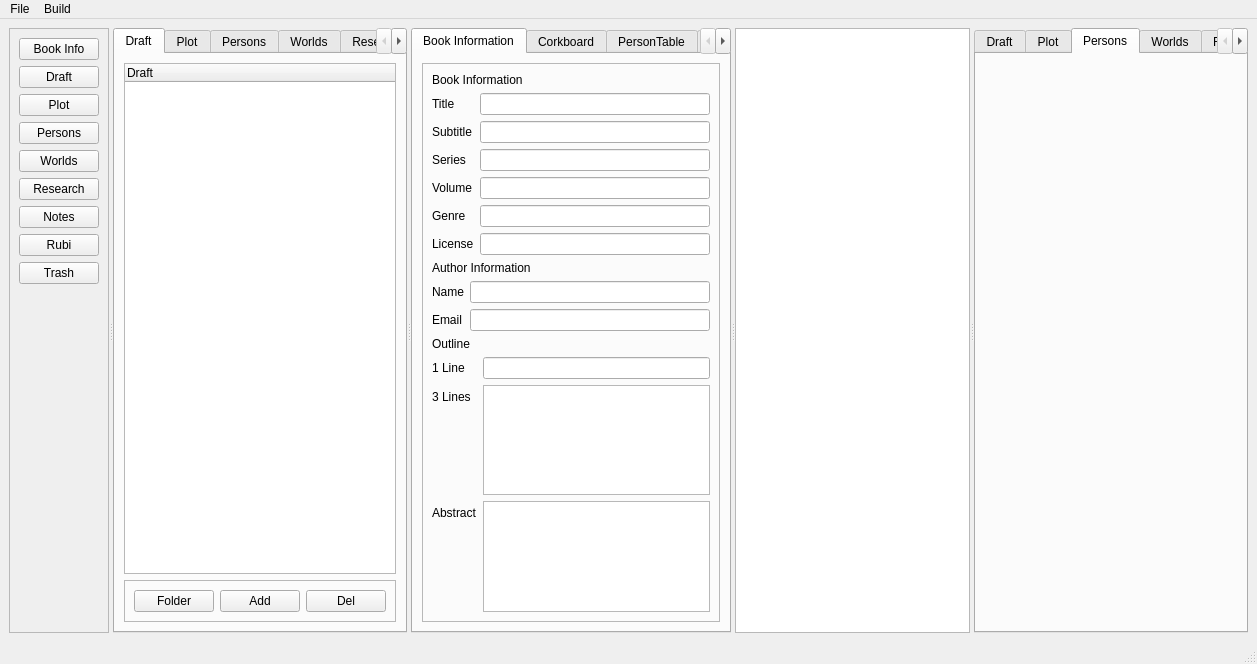
The window that mainwindow.ui (NovelLab/sms-editor1) describes before a commit, drawn with Qt 5.
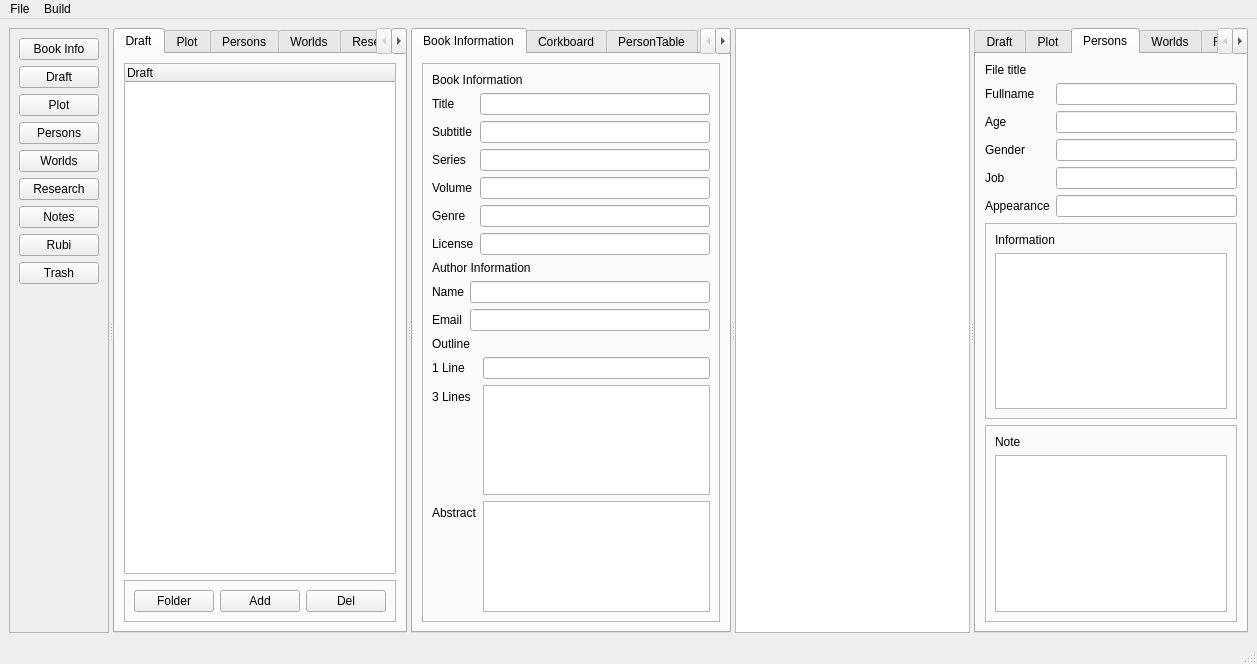
The same window after the commit. The open tabs and pages were chosen to show the change. Custom widgets are drawn as their Qt base class.

Commit message: Fixed: key in rubi model.

Diff of the .ui file:
```diff
--- a/mainwindow.ui
+++ b/mainwindow.ui
@@ -884,6 +884,113 @@
         <attribute name="title">
          <string>Persons</string>
         </attribute>
+        <layout class="QVBoxLayout" name="verticalLayout_26">
+         <item>
+          <widget class="QLabel" name="lblPersonTitle">
+           <property name="text">
+            <string>File title</string>
+           </property>
+          </widget>
+         </item>
+         <item>
+          <layout class="QFormLayout" name="formLayout_5">
+           <item row="0" column="0">
+            <widget class="QLabel" name="label_23">
+             <property name="text">
+              <string>Fullname</string>
+             </property>
+            </widget>
+           </item>
+           <item row="0" column="1">
+            <widget class="QLineEdit" name="linePersonFullname"/>
+           </item>
+           <item row="1" column="0">
+            <widget class="QLabel" name="label_24">
+             <property name="text">
+              <string>Age</string>
+             </property>
+            </widget>
+           </item>
+           <item row="2" column="0">
+            <widget class="QLabel" name="label_25">
+             <property name="text">
+              <string>Gender</string>
+             </property>
+            </widget>
+           </item>
+           <item row="3" column="0">
+            <widget class="QLabel" name="label_26">
+             <property name="text">
+              <string>Job</string>
+             </property>
+            </widget>
+           </item>
+           <item row="1" column="1">
+            <widget class="QLineEdit" name="linePersonAge"/>
+           </item>
+           <item row="2" column="1">
+            <widget class="QLineEdit" name="linePersonGender"/>
+           </item>
+           <item row="3" column="1">
+            <widget class="QLineEdit" name="linePersonJob"/>
+           </item>
+           <item row="4" column="0">
+            <widget class="QLabel" name="label_29">
+             <property name="text">
+              <string>Appearance</string>
+             </property>
+            </widget>
+           </item>
+           <item row="4" column="1">
+            <widget class="QLineEdit" name="linePersonAppearance"/>
+           </item>
+          </layout>
+         </item>
+         <item>
+          <widget class="QFrame" name="frame_15">
+           <property name="frameShape">
+            <enum>QFrame::StyledPanel</enum>
+           </property>
+           <property name="frameShadow">
+            <enum>QFrame::Raised</enum>
+           </property>
+           <layout class="QVBoxLayout" name="verticalLayout_24">
+            <item>
+             <widget class="QLabel" name="label_27">
+              <property name="text">
+               <string>Information</string>
+              </property>
+             </widget>
+            </item>
+            <item>
+             <widget class="QTextEdit" name="txtEditPersonInfo"/>
+            </item>
+           </layout>
+          </widget>
+         </item>
+         <item>
+          <widget class="QFrame" name="frame_16">
+           <property name="frameShape">
+            <enum>QFrame::StyledPanel</enum>
+           </property>
+           <property name="frameShadow">
+            <enum>QFrame::Raised</enum>
+           </property>
+           <layout class="QVBoxLayout" name="verticalLayout_25">
+            <item>
+             <widget class="QLabel" name="label_28">
+              <property name="text">
+               <string>Note</string>
+              </property>
+             </widget>
+            </item>
+            <item>
+             <widget class="QTextEdit" name="txtEditPersonNote"/>
+            </item>
+           </layout>
+          </widget>
+         </item>
+        </layout>
        </widget>
        <widget class="QWidget" name="tabWorldsSide">
         <attribute name="title">
```
Left out of the diff: 2 changed lines with no effect on the pictures.
